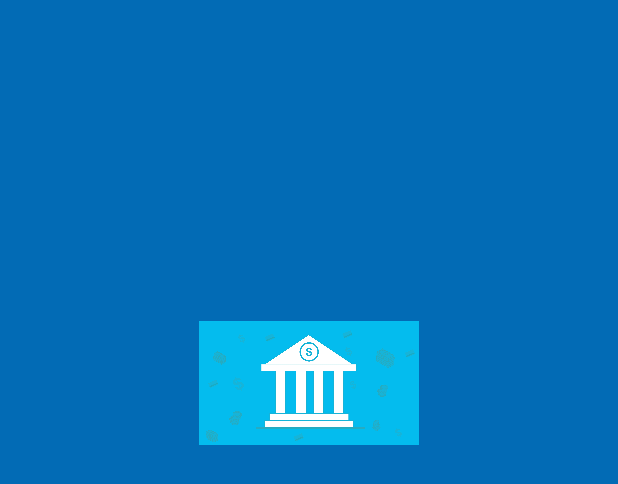
After one commit to GeovanniGabriel/GeovanniGabrielRepository-BANKS, an Android app: the layout activity_splash_screen.xml on its own in the app's theme, with its tools: preview values and no code run, on a phone screen of 412 x 824 dp. The commit adds this screen. Shown: the top 484 px of the screen. Run offline under Robolectric (Android 15) with nearby library versions, the phone set to English and light mode, and no system bars.

Commit message:
Added splash screen and density drawable folders

```diff
--- a/app/build.gradle
+++ b/app/build.gradle
@@ -26,10 +26,11 @@ android {
 }
 
 dependencies {
+    // Android
     implementation fileTree(dir: 'libs', include: ['*.jar'])
     implementation "org.jetbrains.kotlin:kotlin-stdlib-jdk7:$kotlin_version"
     implementation 'androidx.appcompat:appcompat:1.1.0'
-    implementation 'androidx.core:core-ktx:1.0.2'
+    implementation 'androidx.core:core-ktx:1.2.0'
     implementation 'androidx.constraintlayout:constraintlayout:1.1.3'
     testImplementation 'junit:junit:4.12'
     androidTestImplementation 'androidx.test.ext:junit:1.1.1'
--- /dev/null
+++ b/app/src/main/res/layout/activity_splash_screen.xml
@@ -0,0 +1,50 @@
+<?xml version="1.0" encoding="utf-8"?>
+
+<androidx.constraintlayout.widget.ConstraintLayout
+    xmlns:android="http://schemas.android.com/apk/res/android"
+    xmlns:app="http://schemas.android.com/apk/res-auto"
+    android:layout_width="match_parent"
+    android:layout_height="match_parent"
+    android:background="@color/colorBackgroundSplash">
+
+    <androidx.constraintlayout.widget.Guideline
+        android:id="@+id/guideline9"
+        android:layout_width="wrap_content"
+        android:layout_height="wrap_content"
+        android:orientation="vertical"
+        app:layout_constraintGuide_percent="0.16" />
+
+    <androidx.constraintlayout.widget.Guideline
+        android:id="@+id/guideline10"
+        android:layout_width="wrap_content"
+        android:layout_height="wrap_content"
+        android:orientation="vertical"
+        app:layout_constraintGuide_percent="0.84" />
+
+    <androidx.constraintlayout.widget.Guideline
+        android:id="@+id/guideline12"
+        android:layout_width="wrap_content"
+        android:layout_height="wrap_content"
+        android:orientation="horizontal"
+        app:layout_constraintGuide_percent="0.26" />
+
+    <androidx.constraintlayout.widget.Guideline
+        android:id="@+id/guideline13"
+        android:layout_width="wrap_content"
+        android:layout_height="wrap_content"
+        android:orientation="horizontal"
+        app:layout_constraintGuide_percent="0.36" />
+
+    <ImageView
+        android:id="@+id/imgvLogo"
+        android:layout_width="0dp"
+        android:layout_height="0dp"
+        app:layout_constraintBottom_toTopOf="@+id/guideline13"
+        app:layout_constraintEnd_toStartOf="@+id/guideline10"
+        app:layout_constraintHorizontal_bias="1.0"
+        app:layout_constraintStart_toStartOf="@+id/guideline9"
+        app:layout_constraintTop_toTopOf="@+id/guideline12"
+        app:layout_constraintVertical_bias="0.0"
+        android:src="@drawable/ic_banks_splash" />
+
+</androidx.constraintlayout.widget.ConstraintLayout>
--- a/app/src/main/res/values/colors.xml
+++ b/app/src/main/res/values/colors.xml
@@ -3,4 +3,5 @@
     <color name="colorPrimary">#6200EE</color>
     <color name="colorPrimaryDark">#3700B3</color>
     <color name="colorAccent">#03DAC5</color>
+    <color name="colorBackgroundSplash">#026bb5</color>
 </resources>
--- a/app/src/main/res/values/styles.xml
+++ b/app/src/main/res/values/styles.xml
@@ -8,4 +8,10 @@
         <item name="colorAccent">@color/colorAccent</item>
     </style>
 
+    <style name="FullScreen" parent="Theme.AppCompat.Light.NoActionBar">
+        <item name="android:windowFullscreen">true</item>
+        <item name="windowActionBar">false</item>
+        <item name="windowNoTitle">true</item>
+    </style>
+
 </resources>
```
Also changed, not shown: app/src/main/AndroidManifest.xml (+5 -2 lines), app/src/main/java/com/geovanni/banks/BanksApp.kt (added, +12 -0 lines), app/src/main/java/com/geovanni/banks/MainActivity.kt (deleted, +0 -12 lines), app/src/main/java/com/geovanni/banks/views/activities/SplashScreenActivity.kt (added, +13 -0 lines), app/src/main/res/layout/activity_main.xml (deleted, +0 -18 lines), app/src/main/res/drawable-hdpi/ic_banks_splash.jpg (added), app/src/main/res/drawable-mdpi/ic_banks_splash.jpg (added), app/src/main/res/drawable-xhdpi/ic_banks_splash.jpg (added), app/src/main/res/drawable-xxhdpi/ic_banks_splash.jpg (added).
